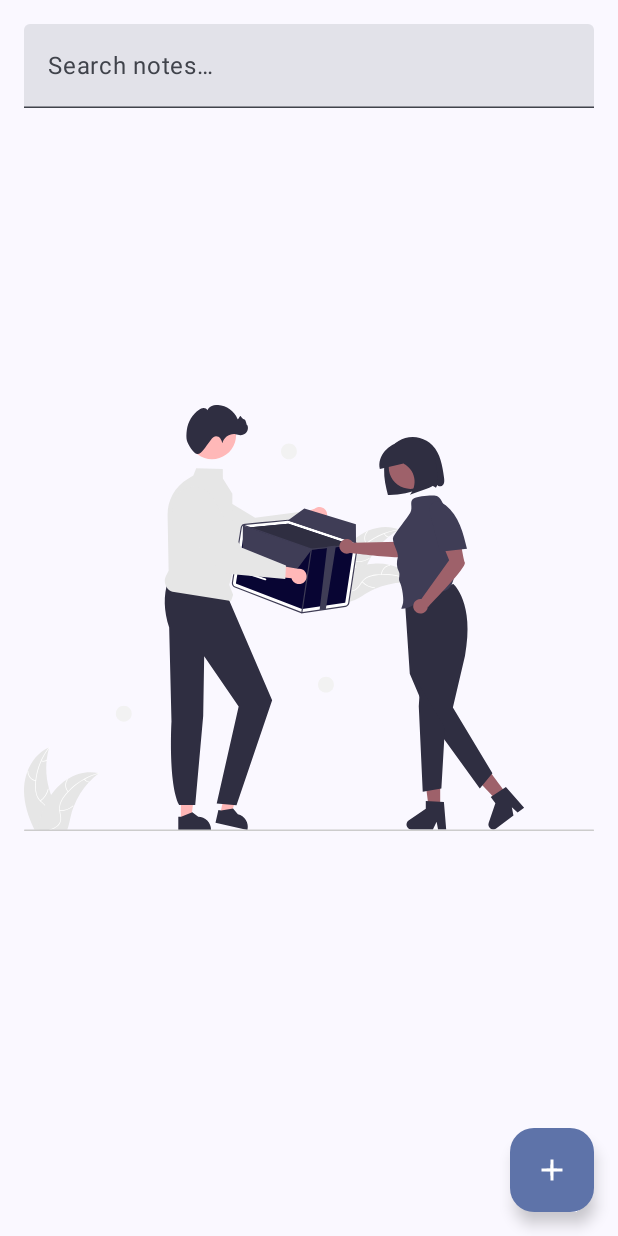
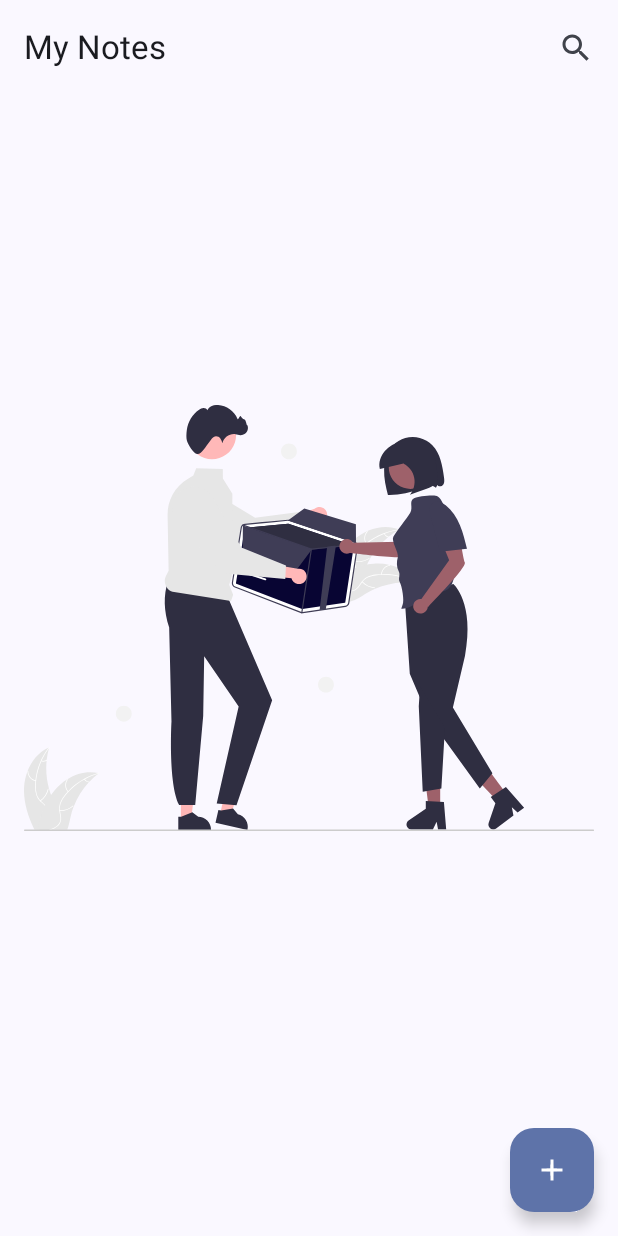
Before and after one commit to eyeronic09/Note_app, an Android app built with Jetpack Compose: the screen it shows after launch (MainActivity), on a phone screen of 412 x 824 dp. Run offline under Robolectric (Android 15) with nearby library versions, the phone set to English and light mode, and no system bars; our stand-ins replace Room's generated code.

Commit message:
feat: Implement search UI with a dedicated app bar
This commit introduces a new search user interface for the home screen. The top app bar now features a search icon that, when tapped, transitions to a dedicated search bar, allowing users to filter notes.

**Key Changes:**

-   **`HomeScreen.kt`:**
    -   The `topBar` now conditionally displays either a `DefaultAppBar` or a `SearchAppBar` based on the `uiState.isSearching` flag.
    -   The `DefaultAppBar` shows the title "My Notes" and a search icon. Clicking it dispatches the `TapToSearch` event.
    -   The `SearchAppBar` is shown when `isSearching` is true. It contains a `TextField` for the search query and a close button that dispatches the `CloseSearch` event.

-   **`SearchBar.kt` (Renamed to `SearchAppBar.kt` conceptually):**
    -   The `SearchBar` composable has been replaced with two new composables: `SearchAppBar` and `DefaultAppBar`.
    -   `SearchAppBar`: A `TopAppBar` that includes a `TextField` for search input and a close `IconButton` to exit the search mode.
    -   `DefaultAppBar`: A standard `TopAppBar` that displays the screen title and a search `IconButton`.

-   **`HomeScreenViewModel.kt`:**
    -   Two new events, `TapToSearch` and `CloseSearch`, have been added to the `HomeScreenEvent` sealed class to manage the search UI state.
    -   `TapToSearch`: Sets `isSearching` to `true`.
    -   `CloseSearch`: Sets `isSearching` to `false` and clears the `searchedText`.
    -   The logic for filtering notes based on the search query in the `search()` function now correctly uses `note.title.contains(text, ignoreCase = true) || note.content.contains(text, ignoreCase = true)`.

-   **IDE Configuration:**
    -   The deployment target timestamp in `.idea/deploymentTargetSelector.xml` has been updated.

```diff
--- a/app/src/main/java/com/example/noteapp/HomeScreen/Ui_prestentionLayer/Home/HomeScreen.kt
+++ b/app/src/main/java/com/example/noteapp/HomeScreen/Ui_prestentionLayer/Home/HomeScreen.kt
@@ -8,24 +8,21 @@ import androidx.compose.foundation.lazy.LazyColumn
 import androidx.compose.foundation.lazy.items
 import androidx.compose.material.icons.Icons
 import androidx.compose.material.icons.filled.Add
-import androidx.compose.material.icons.filled.Refresh
 import androidx.compose.material3.ExperimentalMaterial3Api
 import androidx.compose.material3.FloatingActionButton
 import androidx.compose.material3.Icon
 import androidx.compose.material3.IconButton
 import androidx.compose.material3.Scaffold
 import androidx.compose.material3.Text
-import androidx.compose.material3.TopAppBar
 import androidx.compose.runtime.Composable
 import androidx.compose.runtime.getValue
 import androidx.compose.ui.Modifier
 import androidx.compose.ui.platform.LocalContext
-import androidx.compose.ui.text.intl.Locale
-import androidx.core.content.ContextCompat.startActivity
 import androidx.lifecycle.compose.collectAsStateWithLifecycle
 import androidx.navigation.NavController
+import com.example.noteapp.HomeScreen.Ui_prestentionLayer.Home.component.DefaultAppBar
 import com.example.noteapp.HomeScreen.Ui_prestentionLayer.Home.component.NoteCard
-import com.example.noteapp.HomeScreen.Ui_prestentionLayer.Home.component.SearchBar
+import com.example.noteapp.HomeScreen.Ui_prestentionLayer.Home.component.SearchAppBar
 import com.example.noteapp.HomeScreen.Ui_prestentionLayer.Home.component.emptyNotes
 import com.example.noteapp.HomeScreen.coreScreen.SealedScreen
 import org.koin.androidx.compose.koinViewModel
@@ -35,18 +32,23 @@ import org.koin.androidx.compose.koinViewModel
 @Composable
 fun HomeScreen(viewModel: HomeScreenViewModel = koinViewModel(), navController: NavController) {
     val uiState by viewModel.uiState.collectAsStateWithLifecycle()
-    val event = viewModel::onEvent
+    val onEvent = viewModel::onEvent
 
     val context = LocalContext.current
 
     Scaffold(
         topBar = {
-            SearchBar(
-                value = uiState.searchedText,
-                onValueChange = {
-                    event(HomeScreenEvent.OnSearchQueryChanged(it))
-                }
-            )
+            if (uiState.isSearching){
+                SearchAppBar(
+                    value = uiState.searchedText,
+                    onValueChange = {onEvent(HomeScreenEvent.OnSearchQueryChanged(query = it))},
+                    onCloseClick = {onEvent(HomeScreenEvent.CloseSearch)}
+                )
+            }else {
+                DefaultAppBar(
+                    onSearchClicked = { onEvent(HomeScreenEvent.TapToSearch) }
+                )
+            }
         },
         floatingActionButton = {
             FloatingActionButton(
@@ -78,7 +80,7 @@ fun HomeScreen(viewModel: HomeScreenViewModel = koinViewModel(), navController:
                         )
                     },
                     onClickDelete = {
-                       event(HomeScreenEvent.DeleteNote(note))
+                       onEvent(HomeScreenEvent.DeleteNote(note))
                     },
                     onShare = {
                         val sendIntent = Intent(Intent.ACTION_SEND).apply {
--- a/app/src/main/java/com/example/noteapp/HomeScreen/Ui_prestentionLayer/Home/component/SearchBar.kt
+++ b/app/src/main/java/com/example/noteapp/HomeScreen/Ui_prestentionLayer/Home/component/SearchBar.kt
@@ -2,23 +2,73 @@ package com.example.noteapp.HomeScreen.Ui_prestentionLayer.Home.component
 
 import androidx.compose.foundation.layout.fillMaxWidth
 import androidx.compose.foundation.layout.padding
+import androidx.compose.material.icons.Icons
+import androidx.compose.material.icons.filled.Close
+import androidx.compose.material.icons.filled.Search
+import androidx.compose.material3.ExperimentalMaterial3Api
+import androidx.compose.material3.Icon
+import androidx.compose.material3.IconButton
 import androidx.compose.material3.Text
 import androidx.compose.material3.TextField
+import androidx.compose.material3.TextFieldDefaults
+import androidx.compose.material3.TopAppBar
 import androidx.compose.runtime.Composable
 import androidx.compose.ui.Modifier
+import androidx.compose.ui.graphics.Color
+import androidx.compose.ui.tooling.preview.Preview
 import androidx.compose.ui.unit.dp
 
+@OptIn(ExperimentalMaterial3Api::class)
 @Composable
-fun SearchBar(
+fun SearchAppBar(
     value: String,
-    onValueChange: (String) -> Unit
+    onValueChange: (String) -> Unit ,
+    onCloseClick : () -> Unit
 ) {
-    TextField(
-        value = value,
-        onValueChange = onValueChange,
-        placeholder = { Text("Search notes…") },
-        modifier = Modifier
-            .fillMaxWidth()
-            .padding(16.dp)
+    TopAppBar(
+       navigationIcon = {},
+        title = {
+            TextField(
+                value = value,
+                onValueChange = {onValueChange(it)},
+                placeholder = {Text("Search Notes")},
+                colors = TextFieldDefaults.colors(
+                    focusedContainerColor = Color.Transparent,
+                    unfocusedContainerColor = Color.Transparent,
+                    disabledContainerColor = Color.Transparent,
+                    focusedIndicatorColor = Color.Transparent,
+                    unfocusedIndicatorColor = Color.Transparent
+                )
+            )
+        },
+        actions = {
+            IconButton(onClick = onCloseClick ) {
+                Icon(
+                    imageVector = Icons.Default.Close,
+                    contentDescription = "Close Search"
+                )
+            }
+        }
+    )
+
+
+}
+
+@OptIn(ExperimentalMaterial3Api::class)
+@Composable
+fun DefaultAppBar(onSearchClicked: () -> Unit) {
+    TopAppBar(
+        title = {
+            Text(text = "My Notes")
+        },
+        actions = {
+            IconButton(onClick = onSearchClicked) {
+                Icon(
+                    imageVector = Icons.Default.Search,
+                    contentDescription = "Search Notes"
+                )
+            }
+
+        }
     )
 }
```
Also changed, not shown: app/src/main/java/com/example/noteapp/HomeScreen/Ui_prestentionLayer/Home/HomeScreenViewModel.kt (+14 -4 lines).
